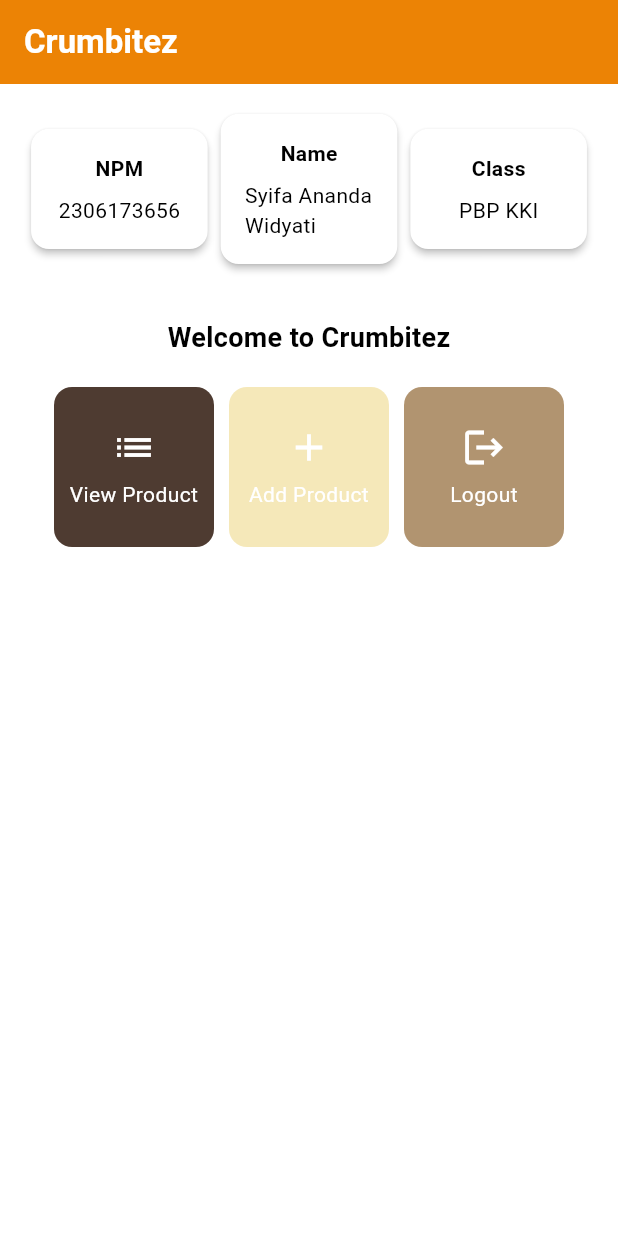
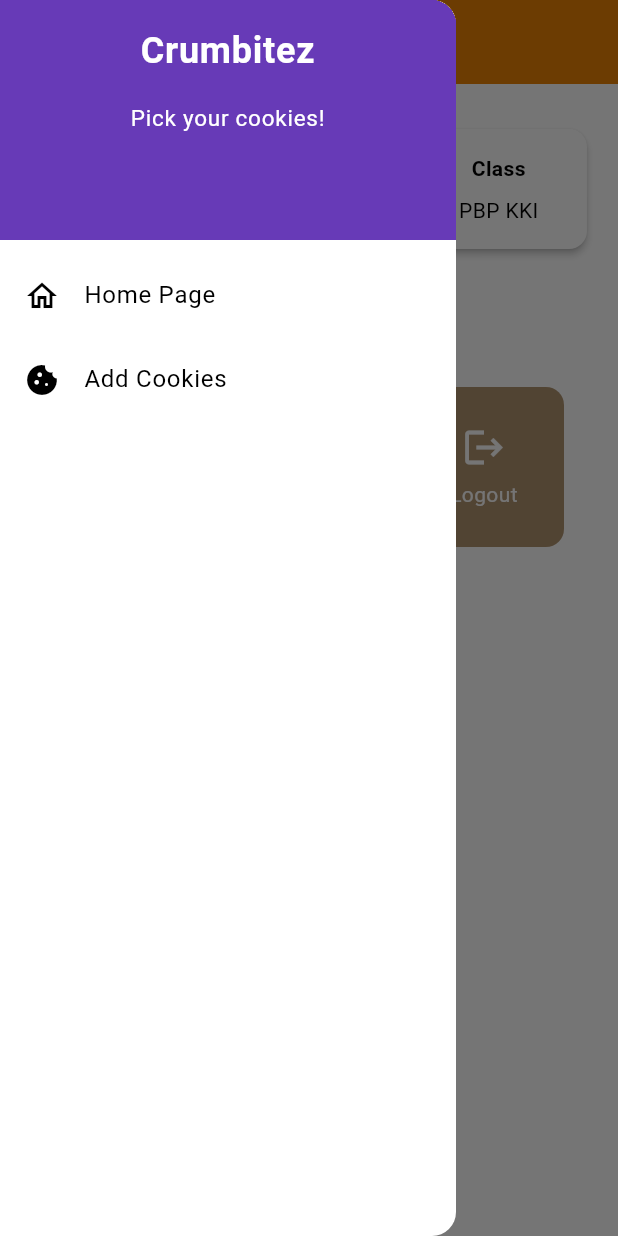
Before and after one commit to syifa-ananda/crumbitez-mobile, a Flutter app: the screen it shows after launch, with the side drawer open (before the commit the screen has no drawer), on a phone screen of 412 x 824 dp. Run offline on Flutter 3.47's test engine with Material 3 defaults, Android fonts, the phone set to English and light mode, and no system bars.

Commit message:
Finished assignment 8

```diff
--- a/lib/main.dart
+++ b/lib/main.dart
@@ -1,5 +1,5 @@
 import 'package:flutter/material.dart';
-import 'package:crumbitez/menu.dart';
+import 'package:crumbitez/screens/menu.dart';
 
 void main() {
   runApp(const MyApp());
--- a/lib/menu.dart
+++ b/lib/screens/menu.dart
@@ -1,4 +1,6 @@
 import 'package:flutter/material.dart';
+import 'package:crumbitez/widgets/left_drawer.dart';
+import 'package:crumbitez/widgets/product_card.dart';
 
 class MyHomePage extends StatelessWidget {
     final String npm = '2306173656'; // NPM
@@ -27,7 +29,11 @@ class MyHomePage extends StatelessWidget {
           ),
           // The background color of the AppBar is obtained from the application theme color scheme.
           backgroundColor: Color(0xFFEC8305),
+          // Set drawer icon color to white
+          iconTheme: const IconThemeData(color: Colors.white),
         ),
+        // Add drawer as a parameter value for the drawer attribute of the Scaffold widget
+        drawer: const LeftDrawer(),
         // Body of the page with paddings around it.
         body: Padding(
           padding: const EdgeInsets.all(16.0),
@@ -124,64 +130,3 @@ class InfoCard extends StatelessWidget {
     );
   }
 }
-
-class ItemHomepage {
-     final String name;
-     final IconData icon;
-     final Color color;
-
-     ItemHomepage(this.name, this.icon, this.color);
- }
-
-class ItemCard extends StatelessWidget {
-  // Display the card with an icon and name.
-
-  final ItemHomepage item;
-
-  const ItemCard(this.item, {super.key});
-
-  @override
-  Widget build(BuildContext context) {
-    return Material(
-      // Specify the background color of the application theme.
-      color: item.color,
-      // Round the card border.
-      borderRadius: BorderRadius.circular(12),
-
-      child: InkWell(
-        // Action when the card is pressed.
-        onTap: () {
-          // Display the SnackBar message when the card is pressed.
-          ScaffoldMessenger.of(context)
-            ..hideCurrentSnackBar()
-            ..showSnackBar(
-              SnackBar(content: Text("You have pressed the ${item.name} button!"))
-            );
-        },
-        // Container to store the Icon and Text
-        child: Container(
-          padding: const EdgeInsets.all(8),
-          child: Center(
-            child: Column(
-              // Place the Icon and Text in the center of the card.
-              mainAxisAlignment: MainAxisAlignment.center,
-              children: [
-                Icon(
-                  item.icon,
-                  color: Colors.white,
-                  size: 30.0,
-                ),
-                const Padding(padding: EdgeInsets.all(3)),
-                Text(
-                  item.name,
-                  textAlign: TextAlign.center,
-                  style: const TextStyle(color: Colors.white),
-                ),
-              ],
-            ),
-          ),
-        ),
-      ),
-    );
-  }
-}
--- /dev/null
+++ b/lib/widgets/left_drawer.dart
@@ -0,0 +1,69 @@
+import 'package:flutter/material.dart';
+import 'package:crumbitez/screens/menu.dart';
+import 'package:crumbitez/screens/productentry_form.dart';
+
+class LeftDrawer extends StatelessWidget {
+  const LeftDrawer({super.key});
+
+  @override
+  Widget build(BuildContext context) {
+    return Drawer(
+      child: ListView(
+        children: [
+          DrawerHeader(
+            decoration: BoxDecoration(
+              color: Theme.of(context).colorScheme.primary,
+            ),
+            child: const Column(
+              children: [
+                Text(
+                  'Crumbitez',
+                  textAlign: TextAlign.center,
+                  style: TextStyle(
+                    fontSize: 24,
+                    fontWeight: FontWeight.bold,
+                    color: Colors.white,
+                  ),
+                ),
+                Padding(padding: EdgeInsets.all(8)),
+                Text(
+                  "Pick your cookies!",
+                  textAlign: TextAlign.center,
+                  style: TextStyle(
+                    fontSize: 15.0,
+                    fontWeight: FontWeight.normal,
+                    color: Colors.white,
+                  ),
+                )
+              ],
+            ),
+          ),
+            ListTile(
+              leading: const Icon(Icons.home_outlined),
+              title: const Text('Home Page'),
+              // Redirection part to MyHomePage
+              onTap: () {
+                Navigator.pushReplacement(
+                    context,
+                    MaterialPageRoute(
+                      builder: (context) => MyHomePage(),
+                    ));
+              },
+            ),
+            ListTile(
+              leading: const Icon(Icons.cookie),
+              title: const Text('Add Cookies'),
+              // Redirection part to ProductEntryFormPage
+              onTap: () {
+                Navigator.pushReplacement(
+                    context,
+                    MaterialPageRoute(
+                      builder: (context) =>  const ProductEntryFormPage(),
+                    ));
+              },
+            ),
+          ],
+        ),
+      );
+    }
+  }
--- /dev/null
+++ b/lib/widgets/product_card.dart
@@ -0,0 +1,69 @@
+import 'package:crumbitez/screens/productentry_form.dart';
+import 'package:flutter/material.dart';
+
+class ItemHomepage {
+     final String name;
+     final IconData icon;
+     final Color color;
+
+     ItemHomepage(this.name, this.icon, this.color);
+ }
+
+class ItemCard extends StatelessWidget {
+  // Display the card with an icon and name.
+  final ItemHomepage item;
+  const ItemCard(this.item, {super.key});
+
+  @override
+  Widget build(BuildContext context) {
+    return Material(
+      // Specify the background color of the application theme.
+      color: item.color,
+      // Round the card border.
+      borderRadius: BorderRadius.circular(12),
+
+      child: InkWell(
+        // Action when the card is pressed.
+        onTap: () {
+          // Display the SnackBar message when the card is pressed.
+          ScaffoldMessenger.of(context)
+            ..hideCurrentSnackBar()
+            ..showSnackBar(
+              SnackBar(content: Text("You have pressed the ${item.name} button!"))
+            );
+          if (item.name == "Add Product") {
+            Navigator.push(
+              context,
+              MaterialPageRoute(
+                builder: (context) => const ProductEntryFormPage(),
+              ),
+            );
+          }
+        },
+        // Container to store the Icon and Text
+        child: Container(
+          padding: const EdgeInsets.all(8),
+          child: Center(
+            child: Column(
+              // Place the Icon and Text in the center of the card.
+              mainAxisAlignment: MainAxisAlignment.center,
+              children: [
+                Icon(
+                  item.icon,
+                  color: Colors.white,
+                  size: 30.0,
+                ),
+                const Padding(padding: EdgeInsets.all(3)),
+                Text(
+                  item.name,
+                  textAlign: TextAlign.center,
+                  style: const TextStyle(color: Colors.white),
+                ),
+              ],
+            ),
+          ),
+        ),
+      ),
+    );
+  }
+}
```
Also changed, not shown: lib/screens/productentry_form.dart (added, +197 -0 lines), 1 other file.
